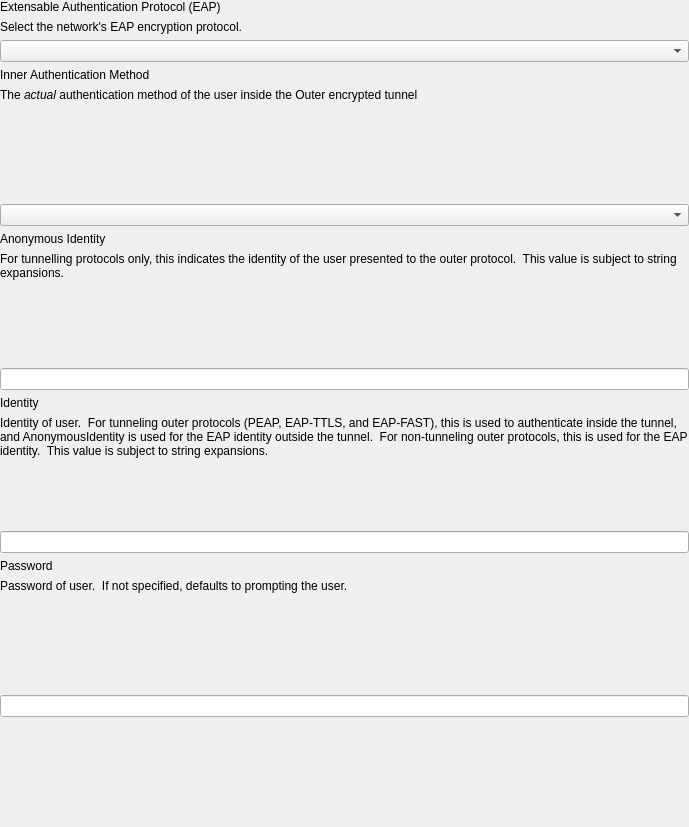
Old version of the form FWAdminLib/PolicyEditor/GooglePolicyEditor/GoogleNetworkConfigurationEAPWidget.ui in the repository fw-dev/translations.
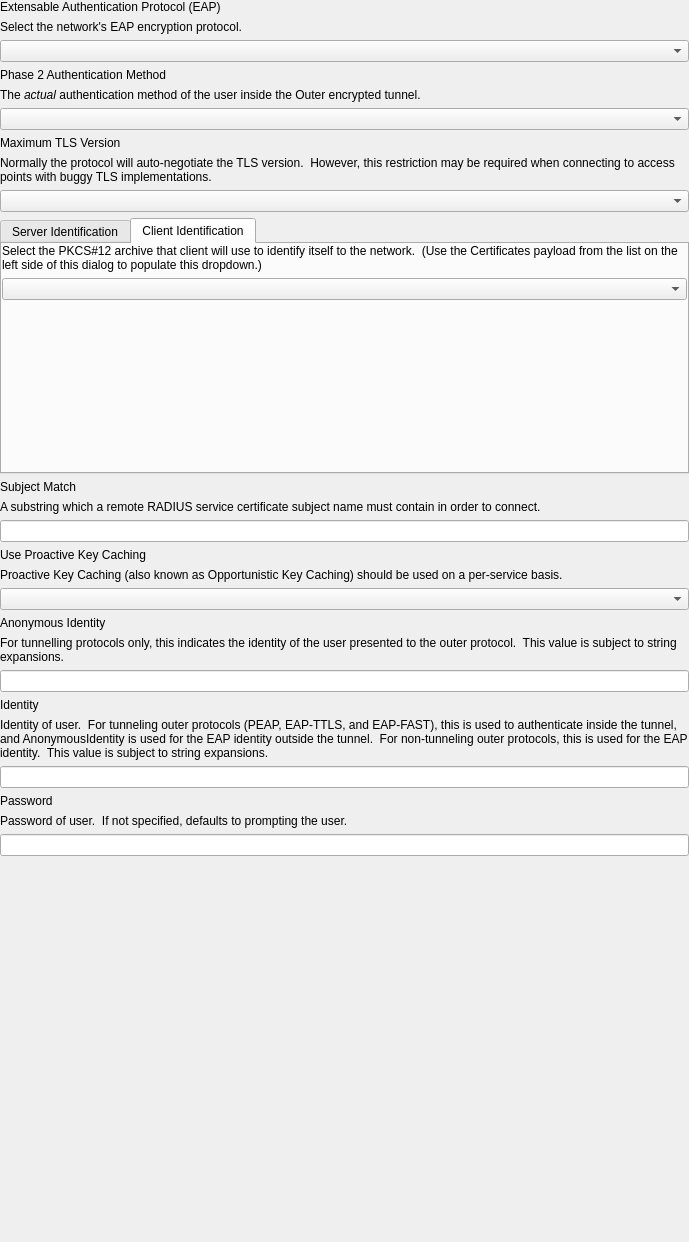
New version of the form. The open tabs and pages were chosen to show the change.

The edit to the form file:
```diff
--- a/FWAdminLib/PolicyEditor/GooglePolicyEditor/GoogleNetworkConfigurationEAPWidget.ui
+++ b/FWAdminLib/PolicyEditor/GooglePolicyEditor/GoogleNetworkConfigurationEAPWidget.ui
@@ -7,11 +7,11 @@
     <x>0</x>
     <y>0</y>
     <width>689</width>
-    <height>827</height>
+    <height>1242</height>
    </rect>
   </property>
   <property name="sizePolicy">
-   <sizepolicy hsizetype="Expanding" vsizetype="MinimumExpanding">
+   <sizepolicy hsizetype="Expanding" vsizetype="Minimum">
     <horstretch>0</horstretch>
     <verstretch>0</verstretch>
    </sizepolicy>
@@ -55,20 +55,29 @@
    <item>
     <widget class="QLabel" name="lbl_title_Inner">
      <property name="text">
-      <string>Inner Authentication Method</string>
+      <string>Phase 2 Authentication Method</string>
+     </property>
+     <property name="alignment">
+      <set>Qt::AlignLeading|Qt::AlignLeft|Qt::AlignTop</set>
+     </property>
+     <property name="wordWrap">
+      <bool>true</bool>
+     </property>
+     <property name="textInteractionFlags">
+      <set>Qt::TextBrowserInteraction</set>
      </property>
     </widget>
    </item>
    <item>
     <widget class="QLabel" name="lTip_desc_Inner">
      <property name="sizePolicy">
-      <sizepolicy hsizetype="Expanding" vsizetype="MinimumExpanding">
+      <sizepolicy hsizetype="Expanding" vsizetype="Preferred">
        <horstretch>0</horstretch>
        <verstretch>0</verstretch>
       </sizepolicy>
      </property>
      <property name="text">
-      <string>The &lt;i&gt;actual&lt;/i&gt; authentication method of the user inside the Outer encrypted tunnel</string>
+      <string>&lt;html&gt;&lt;head/&gt;&lt;body&gt;&lt;p&gt;The &lt;span style=&quot; font-style:italic;&quot;&gt;actual&lt;/span&gt; authentication method of the user inside the Outer encrypted tunnel.&lt;/p&gt;&lt;/body&gt;&lt;/html&gt;</string>
      </property>
      <property name="textFormat">
       <enum>Qt::RichText</enum>
@@ -87,17 +96,286 @@
    <item>
     <widget class="QComboBox" name="frm_Inner"/>
    </item>
+   <item>
+    <widget class="QLabel" name="lbl_title_TLSVersionMax">
+     <property name="text">
+      <string>Maximum TLS Version</string>
+     </property>
+    </widget>
+   </item>
+   <item>
+    <widget class="QLabel" name="lTip_desc_TLSVersionMax">
+     <property name="sizePolicy">
+      <sizepolicy hsizetype="Expanding" vsizetype="Preferred">
+       <horstretch>0</horstretch>
+       <verstretch>0</verstretch>
+      </sizepolicy>
+     </property>
+     <property name="text">
+      <string>Normally the protocol will auto-negotiate the TLS version.  However, this restriction may be required when connecting to access points with buggy TLS implementations.</string>
+     </property>
+     <property name="alignment">
+      <set>Qt::AlignLeading|Qt::AlignLeft|Qt::AlignTop</set>
+     </property>
+     <property name="wordWrap">
+      <bool>true</bool>
+     </property>
+     <property name="textInteractionFlags">
+      <set>Qt::TextBrowserInteraction</set>
+     </property>
+    </widget>
+   </item>
+   <item>
+    <widget class="QComboBox" name="frm_TLSVersionMax"/>
+   </item>
+   <item>
+    <widget class="QTabWidget" name="tab_Identity">
+     <property name="sizePolicy">
+      <sizepolicy hsizetype="Expanding" vsizetype="Minimum">
+       <horstretch>0</horstretch>
+       <verstretch>0</verstretch>
+      </sizepolicy>
+     </property>
+     <property name="currentIndex">
+      <number>0</number>
+     </property>
+     <widget class="QWidget" name="tab_ServerIdentity">
+      <property name="sizePolicy">
+       <sizepolicy hsizetype="Expanding" vsizetype="Preferred">
+        <horstretch>0</horstretch>
+        <verstretch>0</verstretch>
+       </sizepolicy>
+      </property>
+      <attribute name="title">
+       <string>Server Identification</string>
+      </attribute>
+      <layout class="QVBoxLayout" name="serverIdentity_verticalLayout">
+       <property name="leftMargin">
+        <number>0</number>
+       </property>
+       <property name="topMargin">
+        <number>0</number>
+       </property>
+       <property name="rightMargin">
+        <number>0</number>
+       </property>
+       <property name="bottomMargin">
+        <number>0</number>
+       </property>
+       <item>
+        <widget class="QLabel" name="lTip_desc_ServerCARefs">
+         <property name="sizePolicy">
+          <sizepolicy hsizetype="Expanding" vsizetype="Preferred">
+           <horstretch>0</horstretch>
+           <verstretch>0</verstretch>
+          </sizepolicy>
+         </property>
+         <property name="text">
+          <string>Select the X.509 certificate that the client will use to verify the network.  (Use the Certificates payload from the list on the left side of this dialog to populate this dropdown.)</string>
+         </property>
+         <property name="alignment">
+          <set>Qt::AlignLeading|Qt::AlignLeft|Qt::AlignTop</set>
+         </property>
+         <property name="wordWrap">
+          <bool>true</bool>
+         </property>
+         <property name="textInteractionFlags">
+          <set>Qt::TextBrowserInteraction</set>
+         </property>
+        </widget>
+       </item>
+       <item>
+        <widget class="QListWidget" name="frm_ServerCARefs">
+         <property name="editTriggers">
+          <set>QAbstractItemView::NoEditTriggers</set>
+         </property>
+         <property name="selectionMode">
+          <enum>QAbstractItemView::MultiSelection</enum>
+         </property>
+        </widget>
+       </item>
+      </layout>
+     </widget>
+     <widget class="QWidget" name="tab_ClientIdentity">
+      <attribute name="title">
+       <string>Client Identification</string>
+      </attribute>
+      <layout class="QVBoxLayout" name="clientIdentity_verticalLayout">
+       <property name="leftMargin">
+        <number>0</number>
+       </property>
+       <property name="topMargin">
+        <number>0</number>
+       </property>
+       <property name="rightMargin">
+        <number>0</number>
+       </property>
+       <property name="bottomMargin">
+        <number>0</number>
+       </property>
+       <item>
+        <widget class="QLabel" name="lTip_desc_ClientCertRef">
+         <property name="sizePolicy">
+          <sizepolicy hsizetype="Expanding" vsizetype="Preferred">
+           <horstretch>0</horstretch>
+           <verstretch>0</verstretch>
+          </sizepolicy>
+         </property>
+         <property name="text">
+          <string>Select the PKCS#12 archive that client will use to identify itself to the network.  (Use the Certificates payload from the list on the left side of this dialog to populate this dropdown.)</string>
+         </property>
+         <property name="textFormat">
+          <enum>Qt::PlainText</enum>
+         </property>
+         <property name="alignment">
+          <set>Qt::AlignLeading|Qt::AlignLeft|Qt::AlignTop</set>
+         </property>
+         <property name="wordWrap">
+          <bool>true</bool>
+         </property>
+         <property name="textInteractionFlags">
+          <set>Qt::LinksAccessibleByKeyboard|Qt::LinksAccessibleByMouse|Qt::TextBrowserInteraction|Qt::TextSelectableByKeyboard|Qt::TextSelectableByMouse</set>
+         </property>
+        </widget>
+       </item>
+       <item>
+        <widget class="QComboBox" name="frm_ClientCertRef"/>
+       </item>
+       <item>
+        <spacer name="verticalSpacer_2">
+         <property name="orientation">
+          <enum>Qt::Vertical</enum>
+         </property>
+         <property name="sizeHint" stdset="0">
+          <size>
+           <width>20</width>
+           <height>40</height>
+          </size>
+         </property>
+        </spacer>
+       </item>
+      </layout>
+     </widget>
+    </widget>
+   </item>
+   <item>
+    <widget class="QLabel" name="lbl_title_SubjectMatch">
+     <property name="sizePolicy">
+      <sizepolicy hsizetype="Expanding" vsizetype="Preferred">
+       <horstretch>0</horstretch>
+       <verstretch>0</verstretch>
+      </sizepolicy>
+     </property>
+     <property name="text">
+      <string>Subject Match</string>
+     </property>
+     <property name="alignment">
+      <set>Qt::AlignLeading|Qt::AlignLeft|Qt::AlignTop</set>
+     </property>
+     <property name="wordWrap">
+      <bool>true</bool>
+     </property>
+     <property name="textInteractionFlags">
+      <set>Qt::TextBrowserInteraction</set>
+     </property>
+    </widget>
+   </item>
+   <item>
+    <widget class="QLabel" name="lTip_desc_SubjectMatch">
+     <property name="sizePolicy">
+      <sizepolicy hsizetype="Expanding" vsizetype="Preferred">
+       <horstretch>0</horstretch>
+       <verstretch>0</verstretch>
+      </sizepolicy>
+     </property>
+     <property name="text">
+      <string>A substring which a remote RADIUS service certificate subject name must contain in order to connect.</string>
+     </property>
+     <property name="alignment">
+      <set>Qt::AlignLeading|Qt::AlignLeft|Qt::AlignTop</set>
+     </property>
+     <property name="wordWrap">
+      <bool>true</bool>
+     </property>
+     <property name="textInteractionFlags">
+      <set>Qt::TextBrowserInteraction</set>
+     </property>
+    </widget>
+   </item>
+   <item>
+    <widget class="QLineEdit" name="frm_SubjectMatch">
+     <property name="maxLength">
+      <number>1023</number>
+     </property>
+    </widget>
+   </item>
+   <item>
+    <widget class="QLabel" name="lbl_title_UseProactiveKeyCaching">
+     <property name="sizePolicy">
+      <sizepolicy hsizetype="Expanding" vsizetype="Preferred">
+       <horstretch>0</horstretch>
+       <verstretch>0</verstretch>
+      </sizepolicy>
+     </property>
+     <property name="text">
+      <string>Use Proactive Key Caching</string>
+     </property>
+     <property name="alignment">
+      <set>Qt::AlignLeading|Qt::AlignLeft|Qt::AlignTop</set>
+     </property>
+     <property name="wordWrap">
+      <bool>true</bool>
+     </property>
+     <property name="textInteractionFlags">
+      <set>Qt::TextBrowserInteraction</set>
+     </property>
+    </widget>
+   </item>
+   <item>
+    <widget class="QLabel" name="lTip_desc_UseProactiveKeyCaching">
+     <property name="sizePolicy">
+      <sizepolicy hsizetype="Expanding" vsizetype="Preferred">
+       <horstretch>0</horstretch>
+       <verstretch>0</verstretch>
+      </sizepolicy>
+     </property>
+     <property name="text">
+      <string>Proactive Key Caching (also known as Opportunistic Key Caching) should be used on a per-service basis.</string>
+     </property>
+     <property name="alignment">
+      <set>Qt::AlignLeading|Qt::AlignLeft|Qt::AlignTop</set>
+     </property>
+     <property name="wordWrap">
+      <bool>true</bool>
+     </property>
+     <property name="textInteractionFlags">
+      <set>Qt::TextBrowserInteraction</set>
+     </property>
+    </widget>
+   </item>
+   <item>
+    <widget class="QComboBox" name="frm_UseProactiveKeyCaching"/>
+   </item>
    <item>
     <widget class="QLabel" name="lbl_title_AnonymousIdentity">
      <property name="text">
       <string>Anonymous Identity</string>
      </property>
+     <property name="alignment">
+      <set>Qt::AlignLeading|Qt::AlignLeft|Qt::AlignTop</set>
+     </property>
+     <property name="wordWrap">
+      <bool>true</bool>
+     </property>
+     <property name="textInteractionFlags">
+      <set>Qt::TextBrowserInteraction</set>
+     </property>
     </widget>
    </item>
    <item>
     <widget class="QLabel" name="lTip_desc_AnonymousIdentity">
      <property name="sizePolicy">
-      <sizepolicy hsizetype="Expanding" vsizetype="MinimumExpanding">
+      <sizepolicy hsizetype="Expanding" vsizetype="Preferred">
        <horstretch>0</horstretch>
        <verstretch>0</verstretch>
       </sizepolicy>
@@ -131,12 +409,21 @@
      <property name="text">
       <string>Identity</string>
      </property>
+     <property name="alignment">
+      <set>Qt::AlignLeading|Qt::AlignLeft|Qt::AlignTop</set>
+     </property>
+     <property name="wordWrap">
+      <bool>true</bool>
+     </property>
+     <property name="textInteractionFlags">
+      <set>Qt::TextBrowserInteraction</set>
+     </property>
     </widget>
    </item>
    <item>
     <widget class="QLabel" name="lTip_desc_Identity">
      <property name="sizePolicy">
-      <sizepolicy hsizetype="Expanding" vsizetype="MinimumExpanding">
+      <sizepolicy hsizetype="Expanding" vsizetype="Preferred">
        <horstretch>0</horstretch>
        <verstretch>0</verstretch>
       </sizepolicy>
@@ -163,12 +450,21 @@
      <property name="text">
       <string>Password</string>
      </property>
+     <property name="alignment">
+      <set>Qt::AlignLeading|Qt::AlignLeft|Qt::AlignTop</set>
+     </property>
+     <property name="wordWrap">
+      <bool>true</bool>
+     </property>
+     <property name="textInteractionFlags">
+      <set>Qt::TextBrowserInteraction</set>
+     </property>
     </widget>
    </item>
    <item>
     <widget class="QLabel" name="lTip_desc_Password">
      <property name="sizePolicy">
-      <sizepolicy hsizetype="Expanding" vsizetype="MinimumExpanding">
+      <sizepolicy hsizetype="Expanding" vsizetype="Preferred">
        <horstretch>0</horstretch>
        <verstretch>0</verstretch>
       </sizepolicy>
```
Left out of the diff: 24 changed lines with no effect on the pictures.
